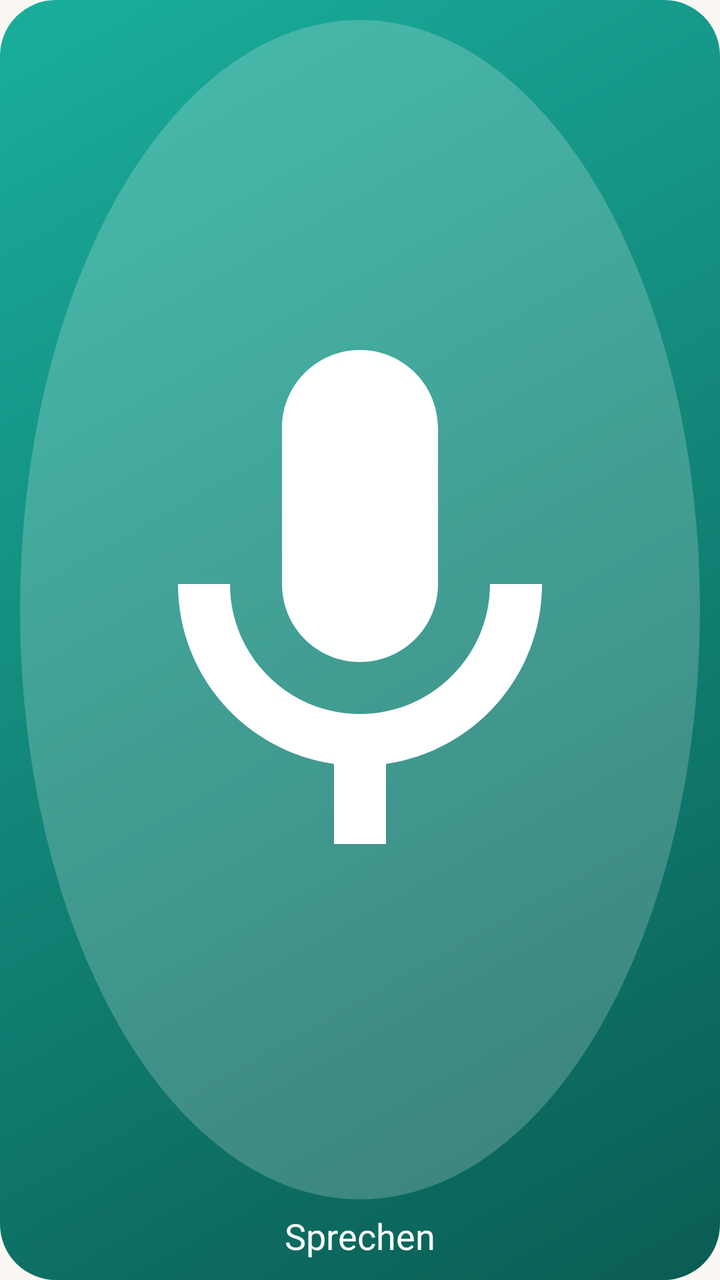
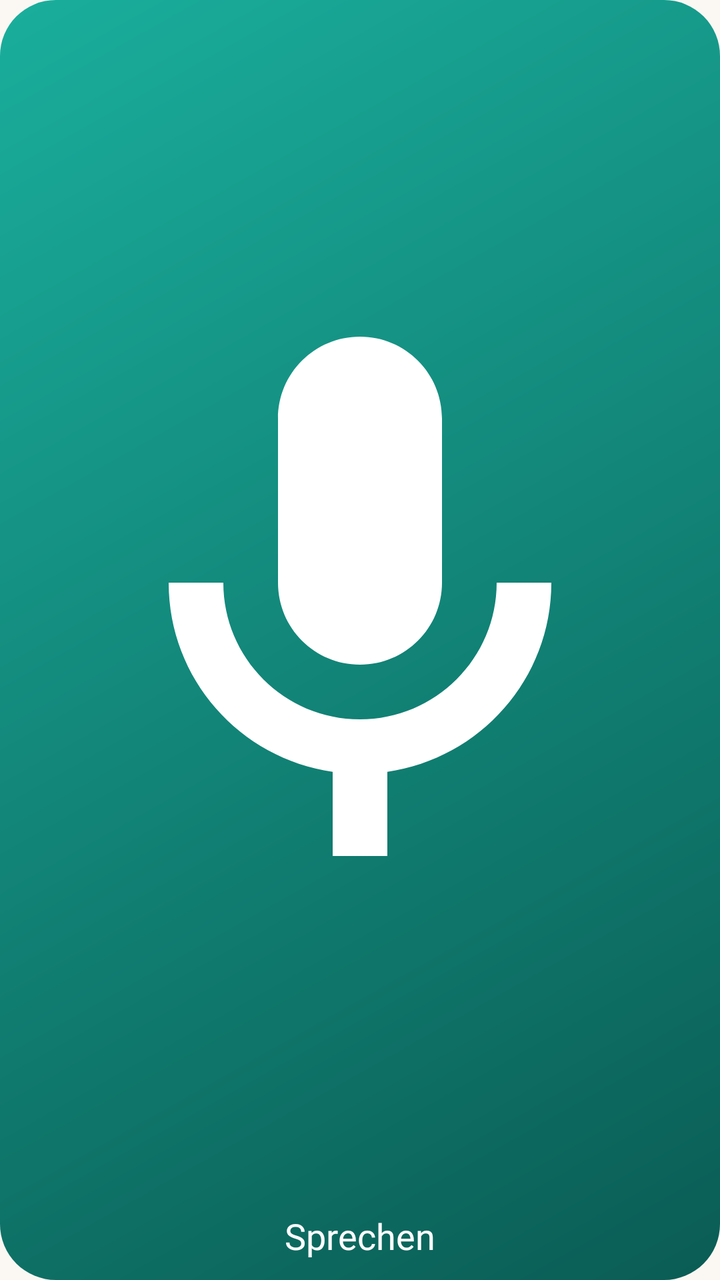

The first picture is an Android layout as it rendered before a commit; the second is the same layout after the commit. The layout source and the unified diff follow.
<!-- AndroidManifest.xml: application theme Theme.Merks -->
<!-- res/layout/widget_speak.xml -->
<?xml version="1.0" encoding="utf-8"?>
<LinearLayout xmlns:android="http://schemas.android.com/apk/res/android"
    android:id="@+id/widget_root"
    android:layout_width="match_parent"
    android:layout_height="match_parent"
    android:background="@drawable/widget_bg"
    android:gravity="center"
    android:orientation="vertical"
    android:padding="10dp">

    
    
    <ImageView
        android:layout_width="wrap_content"
        android:layout_height="0dp"
        android:layout_weight="1"
        android:adjustViewBounds="true"
        android:background="@drawable/widget_mic_bg"
        android:contentDescription="@string/speak"
        android:padding="14dp"
        android:scaleType="fitCenter"
        android:src="@drawable/ic_mic" />

    <TextView
        android:layout_width="wrap_content"
        android:layout_height="wrap_content"
        android:layout_marginTop="6dp"
        android:fontFamily="@font/nunito_extrabold"
        android:maxLines="1"
        android:text="@string/speak"
        android:textColor="#FFFFFF"
        android:textSize="18sp" />
</LinearLayout>
<!-- resources referenced by this layout -->
<resources>
  <!-- drawable widget_mic_bg (drawable) -->
  <?xml version="1.0" encoding="utf-8"?>
  <shape xmlns:android="http://schemas.android.com/apk/res/android"
      android:shape="oval">
      <solid android:color="#33FFFFFF" />
  </shape>
  <string name="speak">Sprechen</string>
  <style name="Theme.Merks" parent="Theme.Material3.DayNight.NoActionBar">
          <item name="colorPrimary">@color/m_primary</item>
          <item name="colorOnPrimary">@color/m_on_primary</item>
          <item name="colorPrimaryContainer">@color/m_primary_container</item>
          <item name="colorOnPrimaryContainer">@color/m_on_primary_container</item>
          <item name="colorSecondary">@color/m_secondary</item>
          <item name="colorOnSecondary">@color/m_on_secondary</item>
          <item name="colorSecondaryContainer">@color/m_secondary_container</item>
          <item name="colorOnSecondaryContainer">@color/m_on_secondary_container</item>
          <item name="android:colorBackground">@color/m_background</item>
          <item name="colorOnBackground">@color/m_on_background</item>
          <item name="colorSurface">@color/m_surface</item>
          <item name="colorOnSurface">@color/m_on_surface</item>
          <item name="colorSurfaceVariant">@color/m_surface_variant</item>
          <item name="colorOnSurfaceVariant">@color/m_on_surface_variant</item>
          <item name="colorSurfaceContainerLowest">@color/m_surface_container_lowest</item>
          <item name="colorSurfaceContainerLow">@color/m_surface_container_low</item>
          <item name="colorSurfaceContainer">@color/m_surface_container</item>
          <item name="colorSurfaceContainerHigh">@color/m_surface_container_high</item>
          <item name="colorSurfaceContainerHighest">@color/m_surface_container_highest</item>
          <item name="colorOutline">@color/m_outline</item>
          <item name="colorOutlineVariant">@color/m_outline_variant</item>
          <item name="colorError">@color/m_error</item>
          <item name="colorOnError">@color/m_on_error</item>
          <item name="colorSurfaceInverse">@color/m_inverse_surface</item>
          <item name="colorOnSurfaceInverse">@color/m_inverse_on_surface</item>
          <item name="colorPrimaryInverse">@color/m_inverse_primary</item>
  
          <item name="android:windowBackground">@color/m_background</item>
          <item name="android:statusBarColor">@color/m_background</item>
          <item name="android:navigationBarColor">@color/m_background</item>
          <item name="android:windowLightStatusBar">@bool/light_bars</item>
          <item name="android:windowLightNavigationBar" tools:targetApi="27">@bool/light_bars</item>
  
          
          <item name="android:textAppearance">@style/TextAppearance.Merks.BodyLarge</item>
          <item name="textAppearanceHeadlineMedium">@style/TextAppearance.Merks.HeadlineMedium</item>
          <item name="textAppearanceHeadlineSmall">@style/TextAppearance.Merks.HeadlineSmall</item>
          <item name="textAppearanceTitleLarge">@style/TextAppearance.Merks.TitleLarge</item>
          <item name="textAppearanceTitleMedium">@style/TextAppearance.Merks.TitleMedium</item>
          <item name="textAppearanceTitleSmall">@style/TextAppearance.Merks.TitleSmall</item>
          <item name="textAppearanceBodyLarge">@style/TextAppearance.Merks.BodyLarge</item>
          <item name="textAppearanceBodyMedium">@style/TextAppearance.Merks.BodyMedium</item>
          <item name="textAppearanceBodySmall">@style/TextAppearance.Merks.BodySmall</item>
          <item name="textAppearanceLabelLarge">@style/TextAppearance.Merks.LabelLarge</item>
          <item name="textAppearanceLabelMedium">@style/TextAppearance.Merks.LabelMedium</item>
          <item name="textAppearanceLabelSmall">@style/TextAppearance.Merks.LabelSmall</item>
      </style>
  <color name="m_primary">#0D7A6F</color>
  <color name="m_surface">#FBF8F3</color>
  <color name="m_outline">#7E7A72</color>
  <color name="m_error">#B3261E</color>
  <color name="m_on_error">#FFFFFF</color>
  <!-- unchanged entries left out for length: 36 -->
</resources>

<!-- the commit's change to res/layout/widget_speak.xml (unified diff, before → after) -->
@@ -9,15 +9,12 @@
     android:padding="10dp">
 
     
-    
     <ImageView
-        android:layout_width="wrap_content"
+        android:layout_width="match_parent"
         android:layout_height="0dp"
         android:layout_weight="1"
-        android:adjustViewBounds="true"
-        android:background="@drawable/widget_mic_bg"
         android:contentDescription="@string/speak"
-        android:padding="14dp"
+        android:padding="6dp"
         android:scaleType="fitCenter"
         android:src="@drawable/ic_mic" />
 
<!-- resource entries referenced after the edit -->
@@ -1,11 +1,5 @@
 <!-- resources referenced by this layout -->
 <resources>
-  <!-- drawable widget_mic_bg (drawable) -->
-  <?xml version="1.0" encoding="utf-8"?>
-  <shape xmlns:android="http://schemas.android.com/apk/res/android"
-      android:shape="oval">
-      <solid android:color="#33FFFFFF" />
-  </shape>
   <string name="speak">Sprechen</string>
   <style name="Theme.Merks" parent="Theme.Material3.DayNight.NoActionBar">
           <item name="colorPrimary">@color/m_primary</item>
@@ -35,9 +29,10 @@
           <item name="colorOnSurfaceInverse">@color/m_inverse_on_surface</item>
           <item name="colorPrimaryInverse">@color/m_inverse_primary</item>
   
-          <item name="android:windowBackground">@color/m_background</item>
-          <item name="android:statusBarColor">@color/m_background</item>
-          <item name="android:navigationBarColor">@color/m_background</item>
+          
+          <item name="android:windowBackground">?android:attr/colorBackground</item>
+          <item name="android:statusBarColor">?android:attr/colorBackground</item>
+          <item name="android:navigationBarColor">?android:attr/colorBackground</item>
           <item name="android:windowLightStatusBar">@bool/light_bars</item>
           <item name="android:windowLightNavigationBar" tools:targetApi="27">@bool/light_bars</item>
   
